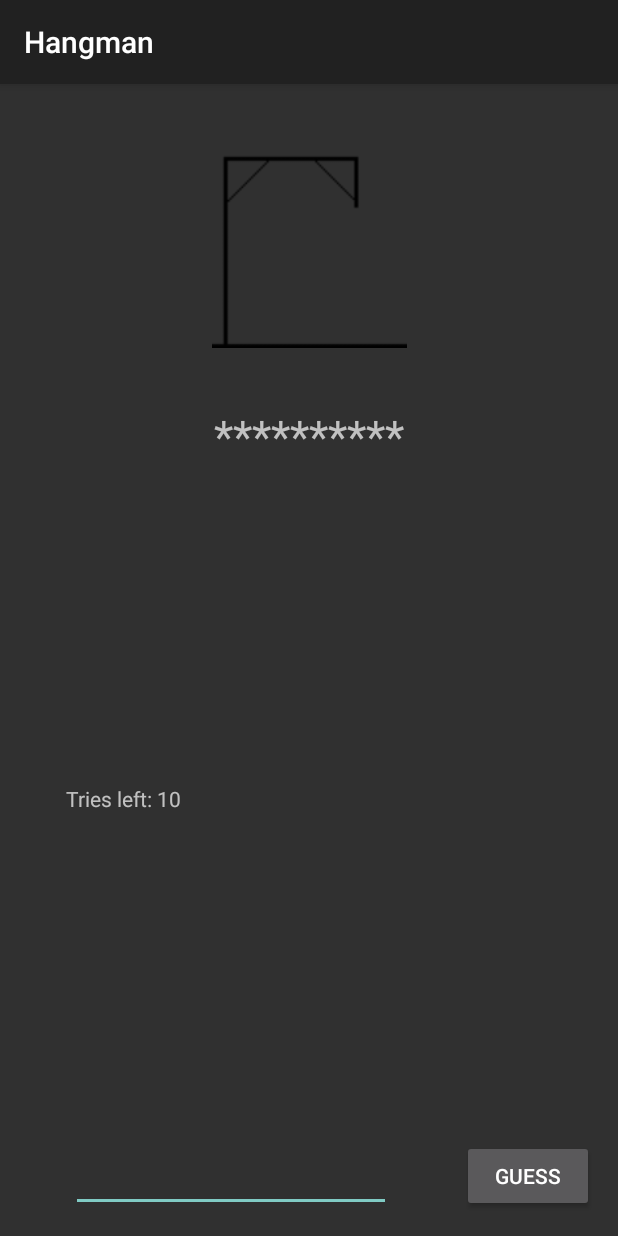
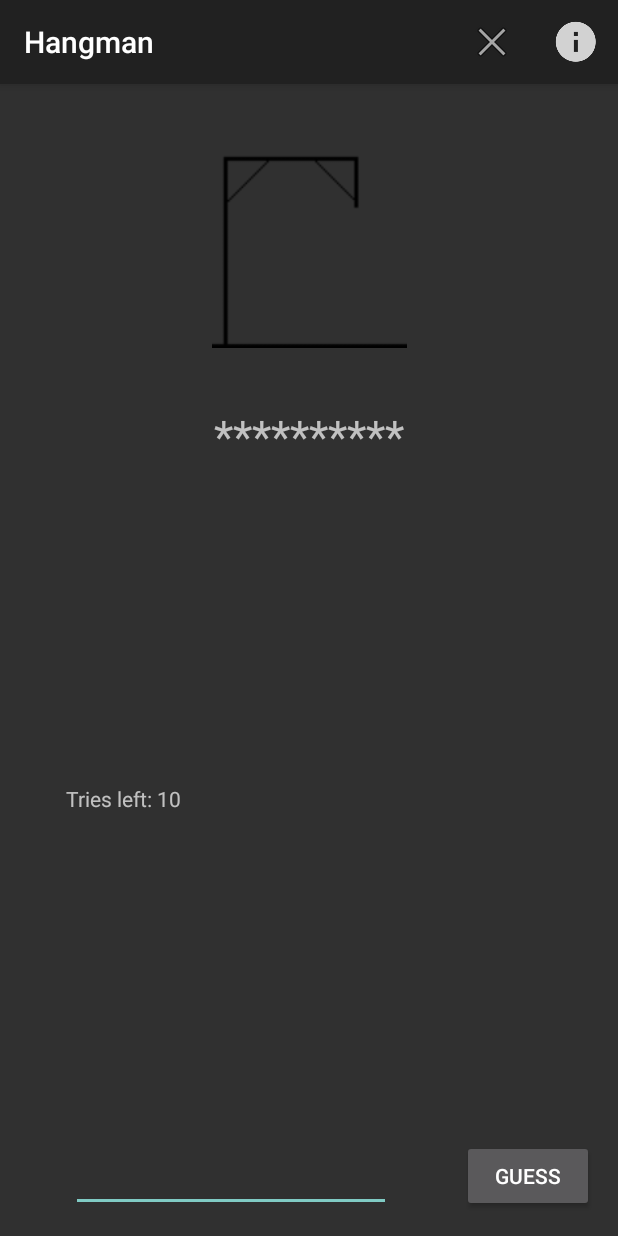
Before and after one commit to lilSwifty/Hangman, an Android app: the GameActivity screen opened directly, with no data from a screen before it, on a phone screen of 412 x 824 dp. Run offline under Robolectric (Android 15) with nearby library versions, the phone set to English and light mode, and no system bars.

```diff
--- a/app/src/main/AndroidManifest.xml
+++ b/app/src/main/AndroidManifest.xml
@@ -11,7 +11,7 @@
         android:supportsRtl="true"
         android:theme="@style/Theme.AppCompat">
         // den gamla:theme @style/AppTheme
-        <activity android:name=".MainActivity">
+        <activity android:name=".MainActivity" android:screenOrientation="portrait">
             <intent-filter>
                 <action android:name="android.intent.action.MAIN" />
 
@@ -19,7 +19,7 @@
             </intent-filter>
         </activity>
         <activity android:name=".AboutActivity" />
-        <activity android:name=".GameActivity" android:windowSoftInputMode="adjustResize" />
+        <activity android:name=".GameActivity" android:windowSoftInputMode="adjustResize" android:screenOrientation="portrait" />
         <activity android:name=".ResultActivity"></activity>
     </application>
 
--- a/app/src/main/java/com/example/manisedighi/hangman/ResultActivity.java
+++ b/app/src/main/java/com/example/manisedighi/hangman/ResultActivity.java
@@ -44,6 +44,8 @@ public class ResultActivity extends AppCompatActivity {
 
     public void backToMain(View view){
         Intent intent = new Intent(this, MainActivity.class);
+        intent.setFlags(Intent.FLAG_ACTIVITY_SINGLE_TOP |
+                Intent.FLAG_ACTIVITY_CLEAR_TOP);
         startActivity(intent);
     }
 }
--- /dev/null
+++ b/app/src/main/res/menu/game_menu.xml
@@ -0,0 +1,16 @@
+<?xml version="1.0" encoding="utf-8"?>
+<menu xmlns:app2="http://schemas.android.com/apk/res-auto"
+    xmlns:android="http://schemas.android.com/apk/res/android">
+
+
+    <item
+        android:id="@+id/return_logo"
+        android:icon="@android:drawable/ic_menu_close_clear_cancel"
+        android:title="Item"
+        app2:showAsAction="always" />
+    <item
+        android:id="@+id/about_logo"
+        android:icon="@drawable/ic_about"
+        android:title="Item"
+        app2:showAsAction="ifRoom" />
+</menu>
--- a/app/src/main/res/values/ids.xml
+++ b/app/src/main/res/values/ids.xml
@@ -2,4 +2,5 @@
 <resources>
     <item name="play_logo" type="id">Play</item>
     <item name="getImg" type="id">getImg</item>
+    <item name="return_logo" type="id">return_logo</item>
 </resources>
```
Also changed, not shown: app/src/main/java/com/example/manisedighi/hangman/GameActivity.java (+35 -40 lines), app/src/main/java/com/example/manisedighi/hangman/HangmanGame.java (+0 -62 lines).
